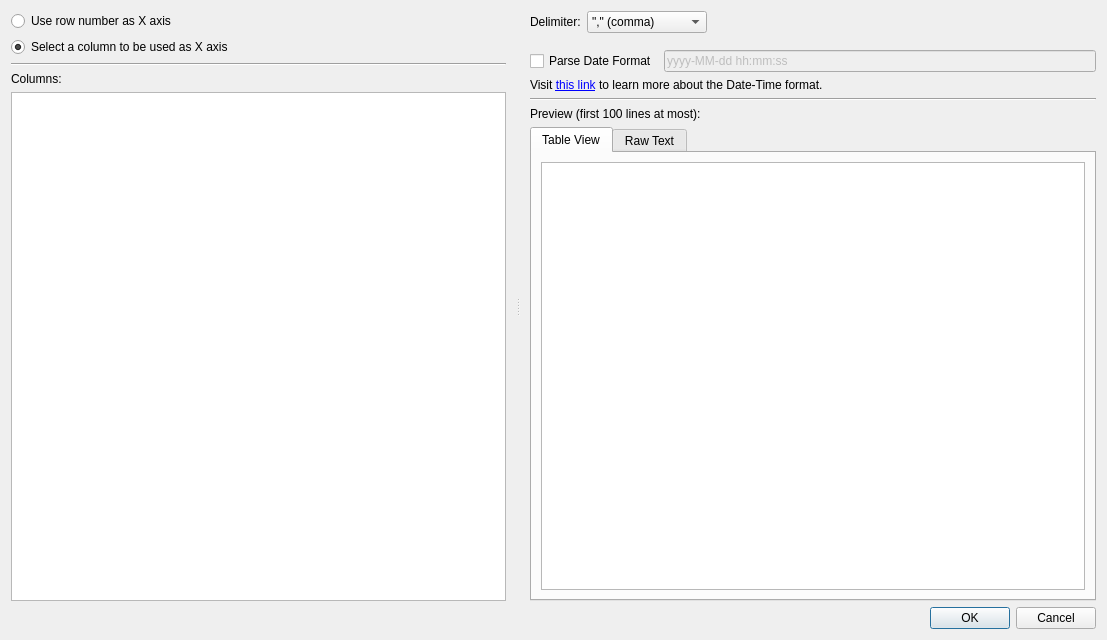
Above: plotjuggler_plugins/DataLoadCSV/dataload_csv.ui from facontidavide/plotjuggler-release before the change. Below: the same form after it.
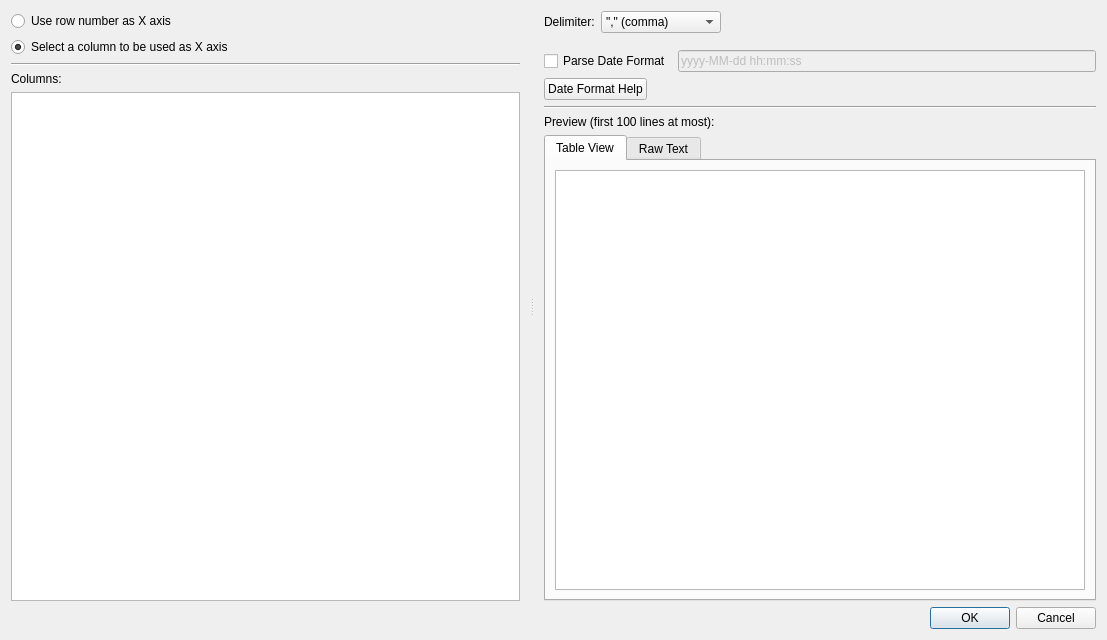
That is the form after the change. Custom widgets are drawn as their Qt base class.

```diff
--- a/plotjuggler_plugins/DataLoadCSV/dataload_csv.ui
+++ b/plotjuggler_plugins/DataLoadCSV/dataload_csv.ui
@@ -142,14 +142,34 @@
         </layout>
        </item>
        <item>
-        <widget class="QLabel" name="label_4">
-         <property name="text">
-          <string>&lt;html&gt;&lt;head/&gt;&lt;body&gt;&lt;p&gt;Visit &lt;a href=&quot;https://doc.qt.io/qt-5/qtime.html#toString&quot;&gt;&lt;span style=&quot; text-decoration: underline; color:#0000ff;&quot;&gt;this link&lt;/span&gt;&lt;/a&gt; to learn more about the Date-Time format.&lt;/p&gt;&lt;/body&gt;&lt;/html&gt;</string>
-         </property>
-         <property name="openExternalLinks">
-          <bool>true</bool>
-         </property>
-        </widget>
+        <layout class="QHBoxLayout" name="horizontalLayout_3">
+         <item>
+          <widget class="QPushButton" name="dateTimeHelpButton">
+           <property name="maximumSize">
+            <size>
+             <width>16777215</width>
+             <height>16777215</height>
+            </size>
+           </property>
+           <property name="text">
+            <string>Date Format Help</string>
+           </property>
+          </widget>
+         </item>
+         <item>
+          <spacer name="horizontalSpacer_2">
+           <property name="orientation">
+            <enum>Qt::Horizontal</enum>
+           </property>
+           <property name="sizeHint" stdset="0">
+            <size>
+             <width>40</width>
+             <height>20</height>
+            </size>
+           </property>
+          </spacer>
+         </item>
+        </layout>
        </item>
        <item>
         <widget class="Line" name="line_2">
```
